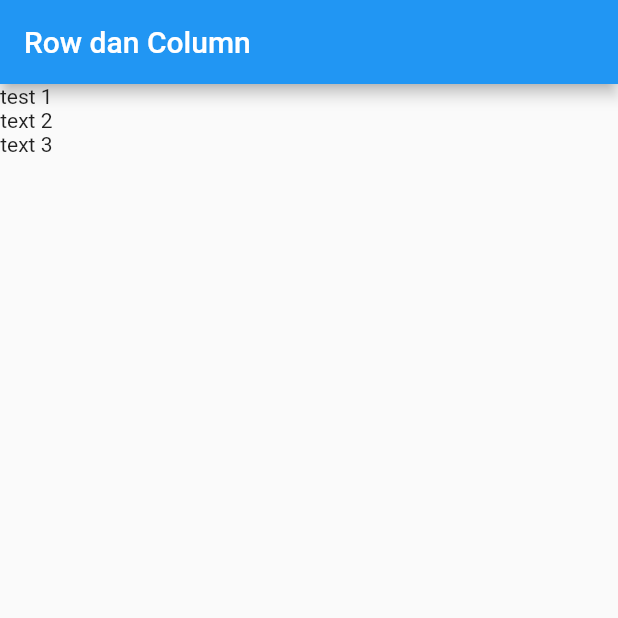
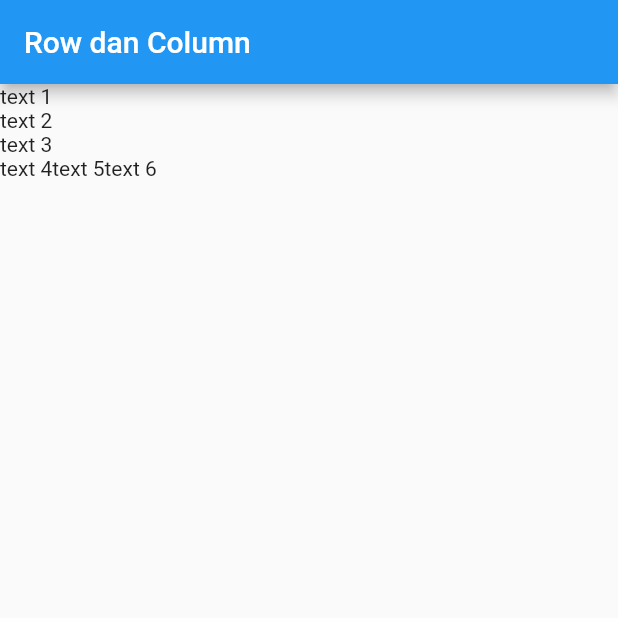
Before and after one commit to ikhsan15/my-flutter, a Flutter app: the screen it shows after launch, on a phone screen of 412 x 824 dp, the top half of it. Run offline on Flutter 3.47's test engine with Material 2 defaults, Android fonts, the phone set to English and light mode, and no system bars.

Commit message:
eidget row dan column

```diff
--- a/flutterku/lib/main.dart
+++ b/flutterku/lib/main.dart
@@ -20,9 +20,16 @@ class MyApp extends StatelessWidget {
             title: const Text("Row dan Column"),
           ),
           body: Column(
-            children: const [
+            // mainAxisAlignment: MainAxisAlignment.center,
+            crossAxisAlignment: CrossAxisAlignment.start,
+            children: [
               // di dalam colum terdiri dari kumpulan widget
-              Text("test 1"), Text("text 2"), Text("text 3")
+              const Text("text 1"), const Text("text 2"), const Text("text 3"),
+              Row(children: const [
+                Text("text 4"),
+                Text("text 5"),
+                Text("text 6")
+              ])
             ],
           )),
     );
```
